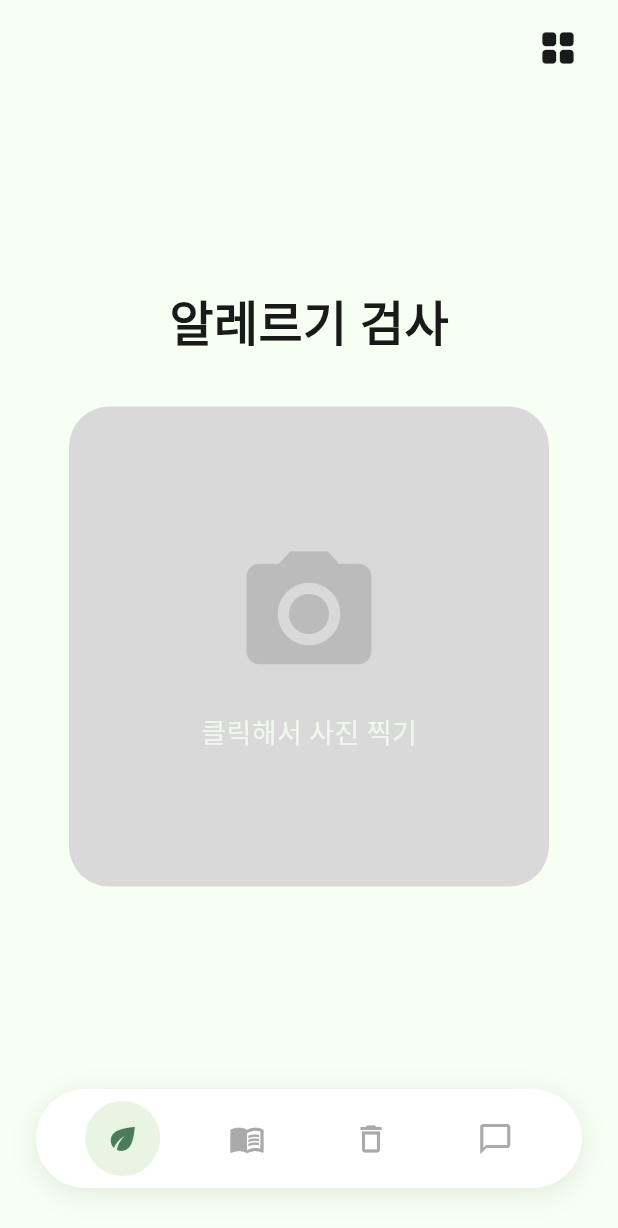
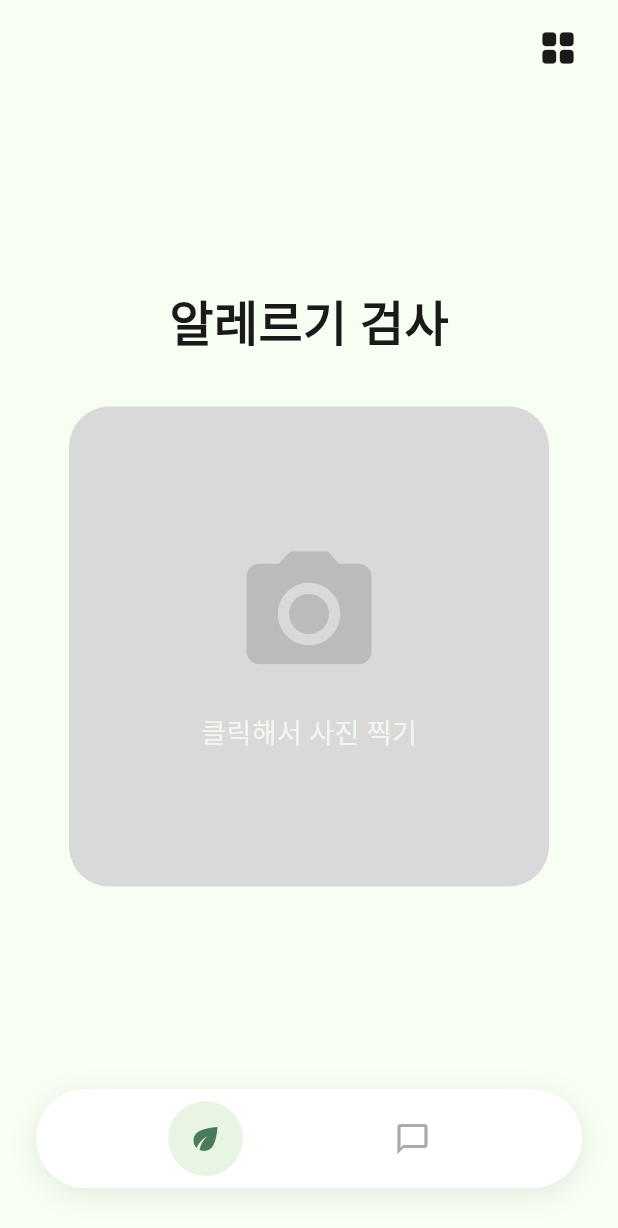
Before and after one commit to OnsaenaroStudio/pixple, a Flutter app: the screen it shows after launch, on a phone screen of 412 x 824 dp. Shown: the top 1228 px of the screen. Run offline on Flutter 3.47's test engine with Material 3 defaults, Android fonts, the phone set to English and light mode, and no system bars; our stand-ins replace flutter_riverpod, google_fonts, image_picker, shared_preferences; Roboto replaces fonts that are missing (Jua).

Commit message:
fix: remove unused button

```diff
--- a/lib/widgets/bottom_nav_bar.dart
+++ b/lib/widgets/bottom_nav_bar.dart
@@ -38,18 +38,18 @@ class BottomNavBar extends StatelessWidget {
             isActive: currentTab == NavTab.allergy,
             onTap: () => onTabSelected(NavTab.allergy),
           ),
-          _NavButton(
-            icon: Icons.menu_book,
-            label: '레시피',
-            isActive: currentTab == NavTab.recipe,
-            onTap: () => onTabSelected(NavTab.recipe),
-          ),
-          _NavButton(
-            icon: Icons.delete_outline,
-            label: '남은 음식',
-            isActive: currentTab == NavTab.leftover,
-            onTap: () => onTabSelected(NavTab.leftover),
-          ),
+          // _NavButton(
+          //   icon: Icons.menu_book,
+          //   label: '레시피',
+          //   isActive: currentTab == NavTab.recipe,
+          //   onTap: () => onTabSelected(NavTab.recipe),
+          // ),
+          // _NavButton(
+          //   icon: Icons.delete_outline,
+          //   label: '남은 음식',
+          //   isActive: currentTab == NavTab.leftover,
+          //   onTap: () => onTabSelected(NavTab.leftover),
+          // ),
           _NavButton(
             icon: Icons.chat_bubble_outline,
             label: '커뮤',
```
